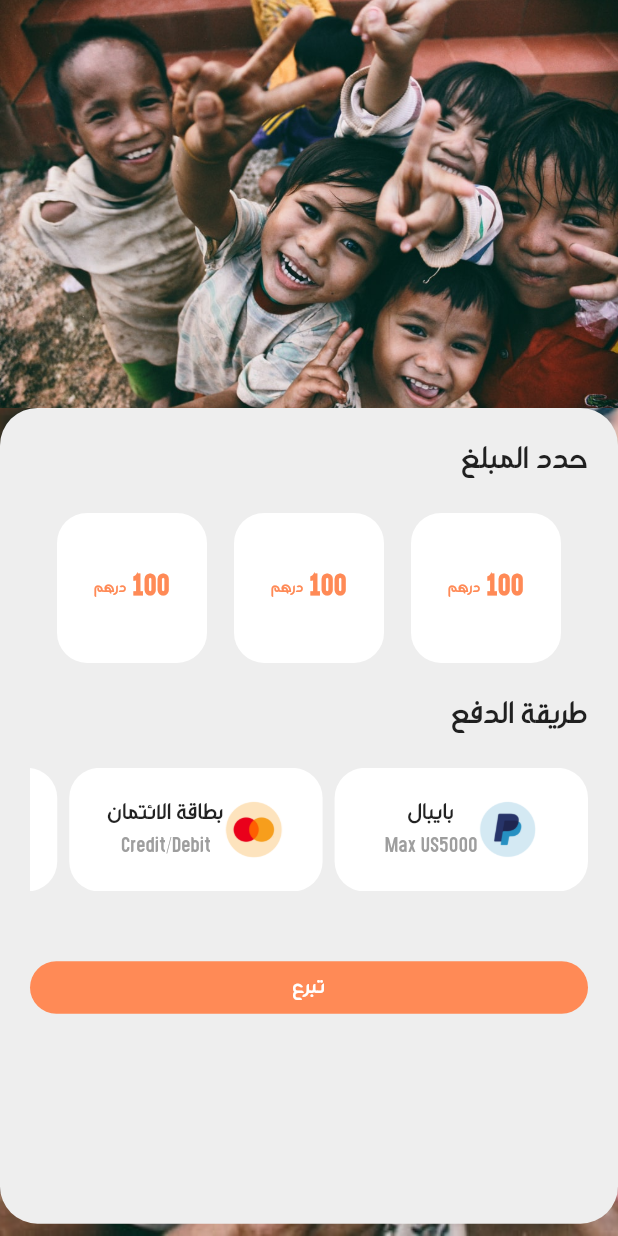
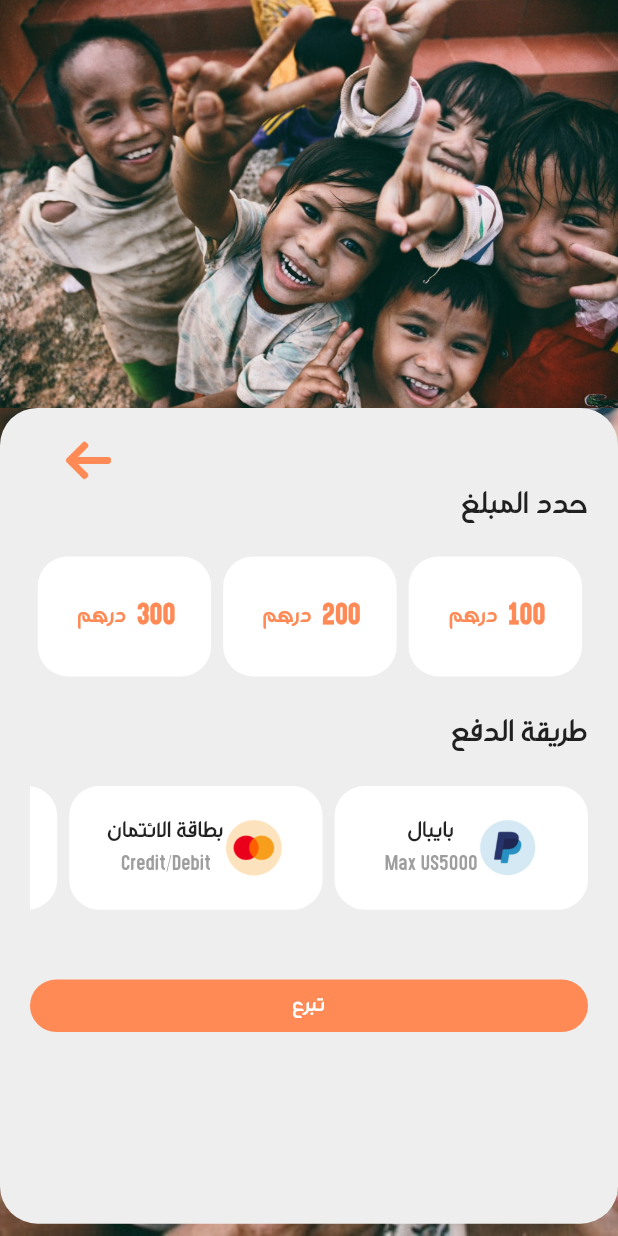
Before and after one commit to Mhouiri/donation_app, a Flutter app: the DonatingPage screen opened by its route, after a tap on "تبرع", on a phone screen of 412 x 824 dp. Run offline on Flutter 3.47's test engine with Material 2 defaults, Android fonts, the phone set to English and light mode, and no system bars; our stand-ins replace percent_indicator.

Commit message:
Add select amount

```diff
--- /dev/null
+++ b/donating/lib/Pages/Home/UrgentCases/DonatingPage/PayementPage/SelectAmount/selectAmount.dart
@@ -0,0 +1,58 @@
+import 'package:donating/Style/style.dart';
+import 'package:flutter/material.dart';
+
+class SelectAmount extends StatelessWidget {
+  const SelectAmount({
+    Key key,
+  }) : super(key: key);
+
+  @override
+  Widget build(BuildContext context) {
+    final List<String> amount = ['100', '200', '300'];
+    return Container(
+        height: MediaQuery.of(context).size.height * 0.13,
+        child: ListView.builder(
+          reverse: true,
+          scrollDirection: Axis.horizontal,
+            itemCount: amount.length, itemBuilder: (context, index) {
+              return Container(
+                width: MediaQuery.of(context).size.width * 0.3,
+                child: Card(
+                  elevation: 0,
+                  color: Colors.transparent,
+                  child: Center(
+                    child: Column(
+                      children: [
+                        Container(
+                          height: 80,
+                          width: MediaQuery.of(context).size.width * 0.3,
+                          decoration: BoxDecoration(
+                            borderRadius: BorderRadius.all(Radius.circular(20)),
+                            color: Colors.white,),
+                          child: Center(child: Row(
+                            mainAxisAlignment: MainAxisAlignment.center,
+                            children: [
+                               Text(" درهم ",
+                                style: TextStyle(
+                                color: mainColor,
+                                fontSize: 15,
+                                fontFamily: 'Khebrat'),),
+                              Text( " " + amount[index],
+                                style: TextStyle(
+                                color: mainColor,
+                                fontSize: 20,
+                                fontWeight: FontWeight.bold,
+                                fontFamily: 'Khebrat'),),
+                            ],
+                          ),),
+                        ),
+
+                      ],
+                    ),
+                  ),
+                ),
+              );
+        }),
+      );
+  }
+}
--- a/donating/lib/Pages/Home/UrgentCases/DonatingPage/PayementPage/payement.dart
+++ b/donating/lib/Pages/Home/UrgentCases/DonatingPage/PayementPage/payement.dart
@@ -1,4 +1,5 @@
-import 'package:donating/Pages/Home/UrgentCases/DonatingPage/PayementPage/methodPayement.dart';
+import 'package:donating/Pages/Home/UrgentCases/DonatingPage/PayementPage/PayementMethod/methodPayement.dart';
+import 'package:donating/Pages/Home/UrgentCases/DonatingPage/PayementPage/SelectAmount/selectAmount.dart';
 import 'package:donating/Style/style.dart';
 import 'package:flutter/material.dart';
 
@@ -10,7 +11,6 @@ class Payement extends StatefulWidget {
 }
 
 class _PayementState extends State<Payement> {
-  final List<String> methodPayement = ['paypale', 'creditCard', 'transfer'];
   @override
   Widget build(BuildContext context) {
     return Container(
@@ -22,16 +22,8 @@ class _PayementState extends State<Payement> {
             style: TextStyle(
               fontSize: 20,
               fontFamily: 'Khebrat'),),
-          SizedBox(height: 20,),
-          Row(
-            mainAxisAlignment: MainAxisAlignment.spaceEvenly,
-            children: [
-              SelectAmount(),
-              SelectAmount(),
-              SelectAmount(),
-            ],
-          ),
-          SizedBox(height: 20,),
+          SizedBox(height: 15,),
+          SelectAmount(),
           Text("طريقة الدفع",
             style: TextStyle(
               fontSize: 20,
@@ -56,43 +48,3 @@ class _PayementState extends State<Payement> {
     );
   }
 }
-
-class SelectAmount extends StatelessWidget {
-  const SelectAmount({
-    Key key,
-  }) : super(key: key);
-
-  @override
-  Widget build(BuildContext context) {
-    return Container(
-      decoration: BoxDecoration(
-        borderRadius: BorderRadius.circular(20),
-        color: Colors.white
-        ),
-      height: 100,
-      width: 100,
-      child: Center(child: Row(
-        mainAxisAlignment: MainAxisAlignment.center,
-        children: [
-          Text("درهم",
-            style: TextStyle(
-              color: mainColor,
-              fontSize: 10
-              ,
-              fontFamily: 'Khebrat'
-              ),
-              ),
-          Text(" 100",
-            style: TextStyle(
-              color: mainColor,
-              fontSize: 20,
-              fontWeight: FontWeight.bold,
-              fontFamily: 'Khebrat'
-              ),
-              ),
-        ],
-      ),
-      ),
-    );
-  }
-}
--- a/donating/lib/Pages/Home/UrgentCases/DonatingPage/donatingPage.dart
+++ b/donating/lib/Pages/Home/UrgentCases/DonatingPage/donatingPage.dart
@@ -2,6 +2,8 @@ import 'package:donating/Pages/Home/UrgentCases/DonatingPage/PayementPage/payeme
 import 'package:donating/Style/style.dart';
 import 'package:flutter/material.dart';
 import 'package:percent_indicator/linear_percent_indicator.dart';
+
+int indice = 1;
 
 class DonatingPage extends StatefulWidget {
   const DonatingPage({key }) : super(key: key);
@@ -11,7 +13,6 @@ class DonatingPage extends StatefulWidget {
 }
 
 class _DonatingPageState extends State<DonatingPage> {
-  int indice = 1;
   @override
   Widget build(BuildContext context) {
     return Scaffold(
@@ -39,9 +40,25 @@ class _DonatingPageState extends State<DonatingPage> {
                     color: bgColor),
                  width: MediaQuery.of(context).size.width,
                  height: MediaQuery.of(context).size.height * 0.66,
-                child: Center(child: indice == 0 ? Payement() : Column(
+                child: Column(
+                  children: [
+                     GestureDetector(
+                           onTap: (){
+                             setState(() {
+                               if (indice == 0)
+                                indice = 1;
+                             });
+                           },
+                           child: Container(
+                             padding: EdgeInsets.only(right: MediaQuery.of(context).size.width / 1.4 ),
+                             width: MediaQuery.of(context).size.width,
+                            //  color: Colors.red,
+                             child: indice == 1 ? null :Image.asset('assets/arrow.png', height: 30, width: 30, color: mainColor,)),
+                         ),
+                    Center(child: indice == 0 ? Payement() : Column(
                       crossAxisAlignment: CrossAxisAlignment.center,
                       children: [
+
                          Text("قضاء دين",
                           style: TextStyle(
                           fontSize: 24,
@@ -93,6 +110,8 @@ class _DonatingPageState extends State<DonatingPage> {
                         ),
                       ],
                     )
+                    ),
+                  ],
                 ),
               )
             ],
--- a/donating/lib/Pages/Home/UrgentCases/urgentCases.dart
+++ b/donating/lib/Pages/Home/UrgentCases/urgentCases.dart
@@ -26,7 +26,7 @@ class _UrgentCasesState extends State<UrgentCases> {
                 decoration: BoxDecoration(
                   borderRadius: BorderRadius.circular(20),
                   color: Colors.white),
-                width: MediaQuery.of(context).size.width * 0.38,
+                width: MediaQuery.of(context).size.width * 0.4,
                 child: Card(
                   elevation: 0,
                   color: Colors.transparent,
```
Also changed, not shown: donating/assets/arrow.png (added), donating/lib/Pages/Home/UrgentCases/DonatingPage/PayementPage/PayementMethod/methodPayement.dart (renamed from donating/lib/Pages/Home/UrgentCases/DonatingPage/PayementPage/methodPayement.dart). Lines whose indentation alone changed are shown as unchanged.
